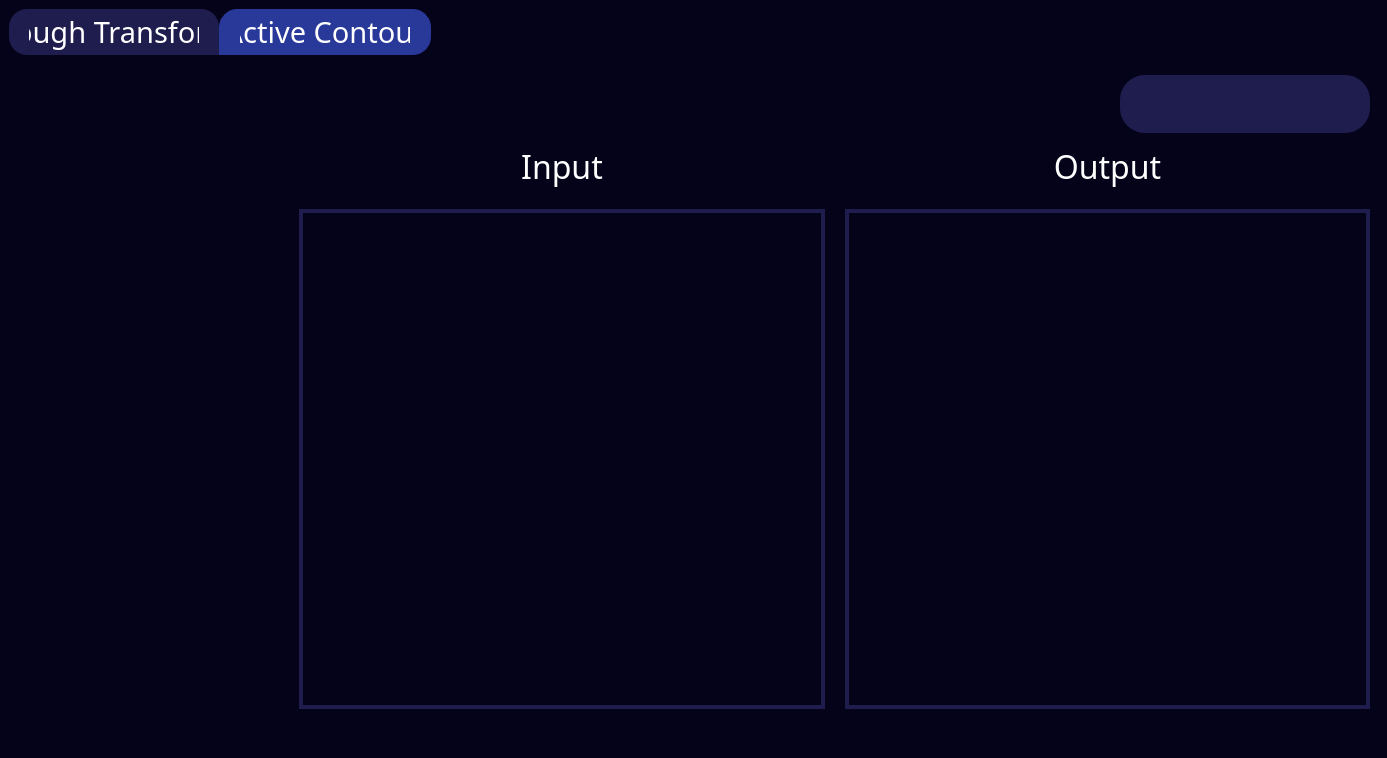
Above: Mainwindow.ui from CVMangos/Task2 before the change. Below: the same form after it.
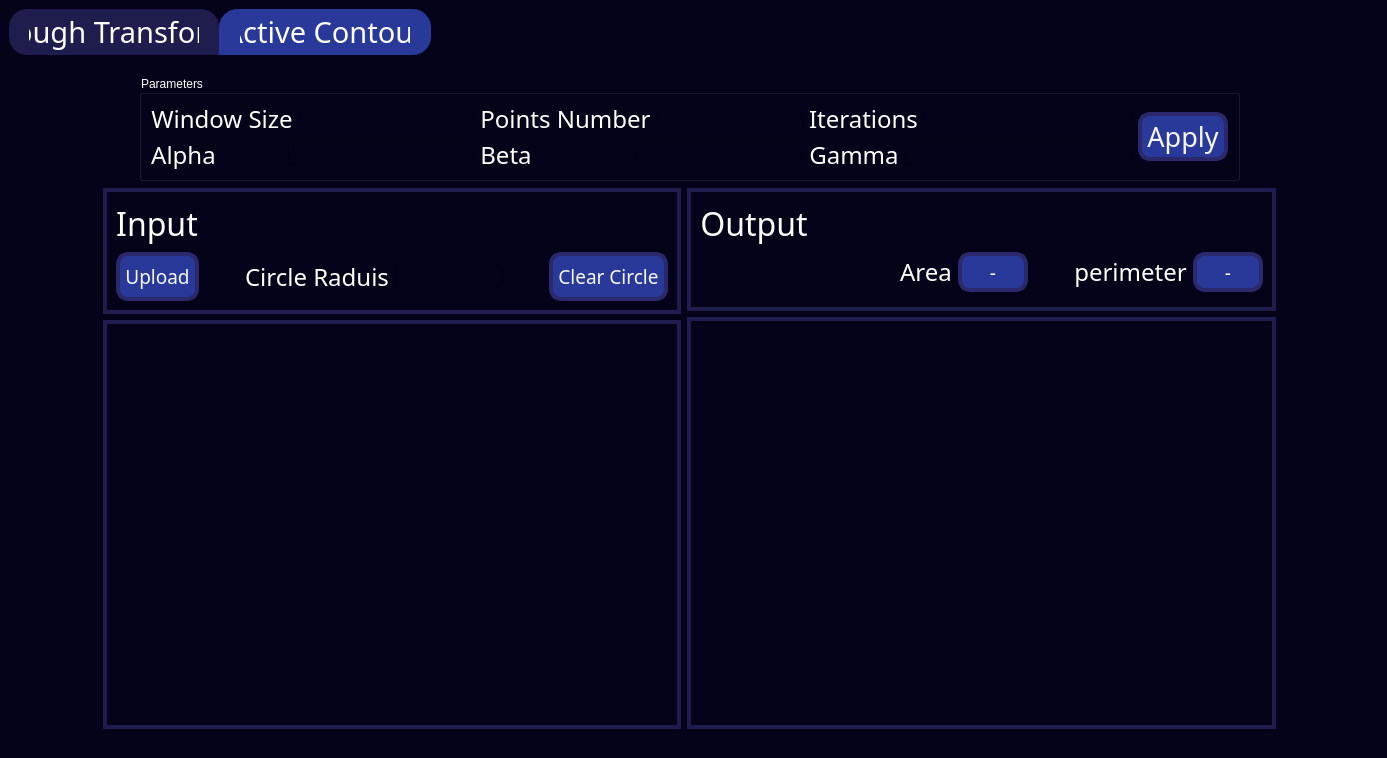
That is the form after the change. The open tabs and pages were chosen to show the change. Icons and pictures are not drawn.

Commit message: add snack contour tab

The edit to the form file:
```diff
--- a/Mainwindow.ui
+++ b/Mainwindow.ui
@@ -1222,60 +1222,361 @@
        <attribute name="title">
         <string>Active Contour</string>
        </attribute>
-       <widget class="QWidget" name="layoutWidget_2">
+       <widget class="QWidget" name="">
         <property name="geometry">
          <rect>
-          <x>280</x>
-          <y>10</y>
-          <width>1091</width>
-          <height>654</height>
+          <x>10</x>
+          <y>20</y>
+          <width>1341</width>
+          <height>106</height>
          </rect>
         </property>
-        <layout class="QVBoxLayout" name="verticalLayout_9">
-         <property name="leftMargin">
-          <number>10</number>
-         </property>
-         <property name="topMargin">
-          <number>10</number>
-         </property>
-         <property name="rightMargin">
-          <number>10</number>
-         </property>
-         <property name="bottomMargin">
-          <number>10</number>
-         </property>
+        <layout class="QHBoxLayout" name="horizontalLayout_15" stretch="0,0,0">
          <item>
-          <layout class="QHBoxLayout" name="horizontalLayout_9">
+          <spacer name="horizontalSpacer_6">
+           <property name="orientation">
+            <enum>Qt::Horizontal</enum>
+           </property>
+           <property name="sizeType">
+            <enum>QSizePolicy::Maximum</enum>
+           </property>
+           <property name="sizeHint" stdset="0">
+            <size>
+             <width>120</width>
+             <height>17</height>
+            </size>
+           </property>
+          </spacer>
+         </item>
+         <item>
+          <widget class="QGroupBox" name="groupBox">
+           <property name="title">
+            <string>Parameters</string>
+           </property>
+           <layout class="QGridLayout" name="gridLayout_7">
+            <item row="0" column="0">
+             <layout class="QHBoxLayout" name="horizontalLayout_16">
+              <item>
+               <widget class="QLabel" name="inputLabel_4">
+                <property name="font">
+                 <font>
+                  <family>Impact</family>
+                  <pointsize>18</pointsize>
+                  <bold>false</bold>
+                 </font>
+                </property>
+                <property name="styleSheet">
+                 <string notr="true">QLabel{
+	color: white;
+	border:none;
+}</string>
+                </property>
+                <property name="text">
+                 <string>Window Size</string>
+                </property>
+                <property name="alignment">
+                 <set>Qt::AlignCenter</set>
+                </property>
+               </widget>
+              </item>
+              <item>
+               <widget class="QLineEdit" name="lineEdit_2"/>
+              </item>
+             </layout>
+            </item>
+            <item row="0" column="1">
+             <layout class="QHBoxLayout" name="horizontalLayout_17">
+              <item>
+               <widget class="QLabel" name="inputLabel_7">
+                <property name="font">
+                 <font>
+                  <family>Impact</family>
+                  <pointsize>18</pointsize>
+                  <bold>false</bold>
+                 </font>
+                </property>
+                <property name="styleSheet">
+                 <string notr="true">QLabel{
+	color: white;
+	border:none;
+}</string>
+                </property>
+                <property name="text">
+                 <string>Points Number</string>
+                </property>
+                <property name="alignment">
+                 <set>Qt::AlignCenter</set>
+                </property>
+               </widget>
+              </item>
+              <item>
+               <widget class="QLineEdit" name="lineEdit_3"/>
+              </item>
+             </layout>
+            </item>
+            <item row="0" column="2">
+             <layout class="QHBoxLayout" name="horizontalLayout_18">
+              <item>
+               <widget class="QLabel" name="inputLabel_8">
+                <property name="font">
+                 <font>
+                  <family>Impact</family>
+                  <pointsize>18</pointsize>
+                  <bold>false</bold>
+                 </font>
+                </property>
+                <property name="styleSheet">
+                 <string notr="true">QLabel{
+	color: white;
+	border:none;
+}</string>
+                </property>
+                <property name="text">
+                 <string>Iterations</string>
+                </property>
+                <property name="alignment">
+                 <set>Qt::AlignCenter</set>
+                </property>
+               </widget>
+              </item>
+              <item>
+               <widget class="QLineEdit" name="lineEdit_4"/>
+              </item>
+             </layout>
+            </item>
+            <item row="0" column="3" rowspan="2">
+             <widget class="QPushButton" name="medianFilter_3">
+              <property name="minimumSize">
+               <size>
+                <width>0</width>
+                <height>0</height>
+               </size>
+              </property>
+              <property name="maximumSize">
+               <size>
+                <width>16777215</width>
+                <height>16777215</height>
+               </size>
+              </property>
+              <property name="font">
+               <font>
+                <family>Impact</family>
+                <pointsize>20</pointsize>
+                <bold>false</bold>
+               </font>
+              </property>
+              <property name="layoutDirection">
+               <enum>Qt::LeftToRight</enum>
+              </property>
+              <property name="autoFillBackground">
+               <bool>false</bool>
+              </property>
+              <property name="styleSheet">
+               <string notr="true">QPushButton{
+appearance: button;
+backface-visibility: hidden;
+background-color: #283999;
+border-radius: 12px;
+border: 4px solid rgb(43, 40, 108);
+box-shadow: rgba(50, 50, 93, .1) 0 0 0 1px inset,rgba(50, 50, 93, .1) 0 2px 5px 0,rgba(0, 0, 0, .07) 0 1px 1px 0;
+	color: rgb(247, 247, 247);
+cursor: pointer;
+font-size: 100%;
+height: 35px;
+padding: 3px 5px;
+position: relative;
+text-align: center;
+}
+QPushButton:hover{
+background-color: #3348c1;
+}
+QPushButton:pressed{
+background-color: #1c2973;
+}</string>
+              </property>
+              <property name="text">
+               <string>Apply</string>
+              </property>
+              <property name="autoDefault">
+               <bool>false</bool>
+              </property>
+             </widget>
+            </item>
+            <item row="1" column="0">
+             <layout class="QHBoxLayout" name="horizontalLayout_22">
+              <item>
+               <widget class="QLabel" name="inputLabel_12">
+                <property name="font">
+                 <font>
+                  <family>Impact</family>
+                  <pointsize>18</pointsize>
+                  <bold>false</bold>
+                 </font>
+                </property>
+                <property name="styleSheet">
+                 <string notr="true">QLabel{
+	color: white;
+	border:none;
+}</string>
+                </property>
+                <property name="text">
+                 <string>Alpha</string>
+                </property>
+                <property name="alignment">
+                 <set>Qt::AlignCenter</set>
+                </property>
+               </widget>
+              </item>
+              <item>
+               <spacer name="horizontalSpacer_10">
+                <property name="orientation">
+                 <enum>Qt::Horizontal</enum>
+                </property>
+                <property name="sizeType">
+                 <enum>QSizePolicy::Maximum</enum>
+                </property>
+                <property name="sizeHint" stdset="0">
+                 <size>
+                  <width>66</width>
+                  <height>20</height>
+                 </size>
+                </property>
+               </spacer>
+              </item>
+              <item>
+               <widget class="QLineEdit" name="lineEdit_8"/>
+              </item>
+             </layout>
+            </item>
+            <item row="1" column="1">
+             <layout class="QHBoxLayout" name="horizontalLayout_23">
+              <item>
+               <widget class="QLabel" name="inputLabel_13">
+                <property name="font">
+                 <font>
+                  <family>Impact</family>
+                  <pointsize>18</pointsize>
+                  <bold>false</bold>
+                 </font>
+                </property>
+                <property name="styleSheet">
+                 <string notr="true">QLabel{
+	color: white;
+	border:none;
+}</string>
+                </property>
+                <property name="text">
+                 <string>Beta</string>
+                </property>
+                <property name="alignment">
+                 <set>Qt::AlignCenter</set>
+                </property>
+               </widget>
+              </item>
+              <item>
+               <spacer name="horizontalSpacer_11">
+                <property name="orientation">
+                 <enum>Qt::Horizontal</enum>
+                </property>
+                <property name="sizeType">
+                 <enum>QSizePolicy::Maximum</enum>
+                </property>
+                <property name="sizeHint" stdset="0">
+                 <size>
+                  <width>98</width>
+                  <height>20</height>
+                 </size>
+                </property>
+               </spacer>
+              </item>
+              <item>
+               <widget class="QLineEdit" name="lineEdit_9"/>
+              </item>
+             </layout>
+            </item>
+            <item row="1" column="2">
+             <layout class="QHBoxLayout" name="horizontalLayout_21">
+              <item>
+               <widget class="QLabel" name="inputLabel_11">
+                <property name="font">
+                 <font>
+                  <family>Impact</family>
+                  <pointsize>18</pointsize>
+                  <bold>false</bold>
+                 </font>
+                </property>
+                <property name="styleSheet">
+                 <string notr="true">QLabel{
+	color: white;
+	border:none;
+}</string>
+                </property>
+                <property name="text">
+                 <string>Gamma</string>
+                </property>
+                <property name="alignment">
+                 <set>Qt::AlignCenter</set>
+                </property>
+               </widget>
+              </item>
+              <item>
+               <widget class="QLineEdit" name="lineEdit_7"/>
+              </item>
+             </layout>
+            </item>
+           </layout>
+          </widget>
+         </item>
+         <item>
+          <spacer name="horizontalSpacer_7">
+           <property name="orientation">
+            <enum>Qt::Horizontal</enum>
+           </property>
+           <property name="sizeType">
+            <enum>QSizePolicy::Maximum</enum>
+           </property>
+           <property name="sizeHint" stdset="0">
+            <size>
+             <width>120</width>
+             <height>17</height>
+            </size>
+           </property>
+          </spacer>
+         </item>
+        </layout>
+       </widget>
+       <widget class="QWidget" name="">
+        <property name="geometry">
+         <rect>
+          <x>10</x>
+          <y>133</y>
+          <width>1341</width>
+          <height>541</height>
+         </rect>
+        </property>
+        <layout class="QHBoxLayout" name="horizontalLayout_13">
+         <item>
+          <spacer name="horizontalSpacer_4">
+           <property name="orientation">
+            <enum>Qt::Horizontal</enum>
+           </property>
+           <property name="sizeHint" stdset="0">
+            <size>
+             <width>40</width>
+             <height>20</height>
+            </size>
+           </property>
+          </spacer>
+         </item>
+         <item>
+          <layout class="QVBoxLayout" name="verticalLayout_4" stretch="0,2">
            <item>
-            <spacer name="horizontalSpacer_2">
-             <property name="orientation">
-              <enum>Qt::Horizontal</enum>
-             </property>
-             <property name="sizeHint" stdset="0">
-              <size>
-               <width>40</width>
-               <height>20</height>
-              </size>
-             </property>
-            </spacer>
-           </item>
-           <item>
-            <widget class="QFrame" name="frame_12">
-             <property name="minimumSize">
-              <size>
-               <width>250</width>
-               <height>0</height>
-              </size>
-             </property>
-             <property name="maximumSize">
-              <size>
-               <width>400</width>
-               <height>16777215</height>
-              </size>
-             </property>
+            <widget class="QFrame" name="frame_2">
              <property name="styleSheet">
-              <string notr="true">background-color: #1f1c4e;
-border-radius:25px;</string>
+              <string notr="true">QFrame{
+border: 4px solid #1f1c4e;
+border-raduis: 10px;
+}</string>
              </property>
              <property name="frameShape">
               <enum>QFrame::StyledPanel</enum>
@@ -1284,153 +1585,200 @@
               <enum>QFrame::Raised</enum>
              </property>
              <layout class="QGridLayout" name="gridLayout_4">
-              <property name="leftMargin">
-               <number>0</number>
-              </property>
-              <property name="rightMargin">
-               <number>0</number>
-              </property>
-              <property name="verticalSpacing">
-               <number>10</number>
-              </property>
-              <item row="0" column="0">
-               <layout class="QHBoxLayout" name="horizontalLayout_10">
-                <property name="spacing">
-                 <number>5</number>
+              <item row="0" column="0" alignment="Qt::AlignLeft">
+               <widget class="QLabel" name="inputLabel_2">
+                <property name="font">
+                 <font>
+                  <family>Impact</family>
+                  <pointsize>24</pointsize>
+                  <bold>false</bold>
+                 </font>
                 </property>
+                <property name="styleSheet">
+                 <string notr="true">QLabel{
+	color: white;
+	border:none;
+}</string>
+                </property>
+                <property name="text">
+                 <string>Input</string>
+                </property>
+                <property name="alignment">
+                 <set>Qt::AlignCenter</set>
+                </property>
+               </widget>
+              </item>
+              <item row="1" column="0">
+               <layout class="QHBoxLayout" name="horizontalLayout_9">
                 <item>
                  <widget class="QPushButton" name="importButton_2">
                   <property name="minimumSize">
                    <size>
-                    <width>60</width>
-                    <height>40</height>
+                    <width>0</width>
+                    <height>0</height>
                    </size>
                   </property>
                   <property name="maximumSize">
                    <size>
-                    <width>50</width>
-                    <height>70</height>
+                    <width>16777215</width>
+                    <height>16777215</height>
                    </size>
                   </property>
-                  <property name="toolTip">
-                   <string>Upload File</string>
+                  <property name="font">
+                   <font>
+                    <family>Impact</family>
+                    <pointsize>14</pointsize>
+                    <bold>false</bold>
+                   </font>
+                  </property>
+                  <property name="layoutDirection">
+                   <enum>Qt::LeftToRight</enum>
+                  </property>
+                  <property name="autoFillBackground">
+                   <bool>false</bool>
                   </property>
                   <property name="styleSheet">
-                   <string notr="true">QPushButton {
-    appearance: button;
-    background: rgba(74, 74, 74, 0);
-    border-radius: 12px;
-	
-	image: url(icons/upload-square-svgrepo-com.png);
-	icon-size: 40px; /* Set the desired icon size */
+                   <string notr="true">QPushButton{
+appearance: button;
+backface-visibility: hidden;
+background-color: #283999;
+border-radius: 12px;
+border: 4px solid rgb(43, 40, 108);
+box-shadow: rgba(50, 50, 93, .1) 0 0 0 1px inset,rgba(50, 50, 93, .1) 0 2px 5px 0,rgba(0, 0, 0, .07) 0 1px 1px 0;
+	color: rgb(247, 247, 247);
+cursor: pointer;
+font-size: 100%;
+height: 35px;
+padding: 3px 5px;
+position: relative;
+text-align: center;
 }
-
-QPushButton:hover {
-    background-color: rgb(255, 255, 255);
-	image: url(icons/upload-square-svgrepo-com (1).png);
-	icon-size: 40px; /* Set the desired icon size */
+QPushButton:hover{
+background-color: #3348c1;
 }
 QPushButton:pressed {
     background-color: #A0A0A0; /* Set the desired color when the button is pressed */
 }</string>
                   </property>
                   <property name="text">
-                   <string/>
+                   <string>Upload</string>
+                  </property>
+                  <property name="autoDefault">
+                   <bool>false</bool>
                   </property>
                  </widget>
                 </item>
+                <item>
+                 <spacer name="horizontalSpacer_2">
+                  <property name="orientation">
+                   <enum>Qt::Horizontal</enum>
+                  </property>
+                  <property name="sizeHint" stdset="0">
+                   <size>
+                    <width>40</width>
+                    <height>20</height>
+                   </size>
+                  </property>
+                 </spacer>
+                </item>
+                <item>
+                 <layout class="QHBoxLayout" name="horizontalLayout_6">
+                  <item>
+                   <widget class="QLabel" name="inputLabel_3">
+                    <property name="font">
+                     <font>
+                      <family>Impact</family>
+                      <pointsize>18</pointsize>
+                      <bold>false</bold>
+                     </font>
+                    </property>
+                    <property name="styleSheet">
+                     <string notr="true">QLabel{
+	color: white;
+	border:none;
+}</string>
+                    </property>
+                    <property name="text">
+                     <string>Circle Raduis</string>
+                    </property>
+                    <property name="alignment">
+                     <set>Qt::AlignCenter</set>
+                    </property>
+                   </widget>
+                  </item>
+                  <item>
+                   <widget class="QLineEdit" name="lineEdit"/>
+                  </item>
+                 </layout>
+                </item>
+                <item>
+                 <spacer name="horizontalSpacer_9">
+                  <property name="orientation">
+                   <enum>Qt::Horizontal</enum>
+                  </property>
+                  <property name="sizeHint" stdset="0">
+                   <size>
+                    <width>40</width>
+                    <height>20</height>
+                   </size>
+                  </property>
+                 </spacer>
+                </item>
                 <item>
                  <widget class="QPushButton" name="resetButton_2">
                   <property name="minimumSize">
                    <size>
-                    <width>60</width>
-                    <height>40</height>
+                    <width>0</width>
+                    <height>0</height>
                    </size>
                   </property>
                   <property name="maximumSize">
                    <size>
-                    <width>50</width>
-                    <height>70</height>
+                    <width>16777215</width>
+                    <height>16777215</height>
                    </size>
                   </property>
-                  <property name="toolTip">
-                   <string>&lt;html&gt;&lt;head/&gt;&lt;body&gt;&lt;p&gt;Reset&lt;/p&gt;&lt;/body&gt;&lt;/html&gt;</string>
+                  <property name="font">
+                   <font>
+                    <family>Impact</family>
+                    <pointsize>14</pointsize>
+                    <bold>false</bold>
+                   </font>
                   </property>
-                  <property name="styleSheet">
-                   <string notr="true">QPushButton {
-    appearance: button;
-    background: rgba(74, 74, 74, 0);
-    border-radius: 20px;
-	
-	image: url(icons/reset-svgrepo-com.png);
-	icon-size: 40px; /* Set the desired icon size */
-}
-
-QPushButton:hover {
-    background-color: rgb(255, 255, 255);
-	image: url(icons/reset-svgrepo-com (1).png);
-	icon-size: 40px; /* Set the desired icon size */
-}
-QPushButton:pressed {
-    background-color: #A0A0A0; /* Set the desired color when the button is pressed */
-}</string>
+                  <property name="layoutDirection">
+                   <enum>Qt::LeftToRight</enum>
                   </property>
-                  <property name="text">
-                   <string/>
+                  <property name="autoFillBackground">
+                   <bool>false</bool>
                   </property>
-                  <property name="iconSize">
-                   <size>
-                    <width>40</width>
-                    <height>40</height>
-                   </size>
-                  </property>
-                 </widget>
-                </item>
-                <item>
-                 <widget class="QPushButton" name="clearButton_2">
-                  <property name="minimumSize">
-                   <size>
-                    <width>60</width>
-                    <height>40</height>
-                   </size>
-                  </property>
-                  <property name="maximumSize">
-                   <size>
-                    <width>50</width>
-                    <height>70</height>
-                   </size>
-                  </property>
-                  <property name="toolTip">
-                   <string>&lt;html&gt;&lt;head/&gt;&lt;body&gt;&lt;p&gt;Clear&lt;/p&gt;&lt;/body&gt;&lt;/html&gt;</string>
-                  </property>
                   <property name="styleSheet">
-                   <string notr="true">QPushButton {
-    appearance: button;
-    background: rgba(74, 74, 74, 0);
-    border-radius: 20px;
-	
-	image: url(icons/clear-circle-svgrepo-com.png);
-	icon-size: 40px; /* Set the desired icon size */
+                   <string notr="true">QPushButton{
+appearance: button;
+backface-visibility: hidden;
+background-color: #283999;
+border-radius: 12px;
+border: 4px solid rgb(43, 40, 108);
+box-shadow: rgba(50, 50, 93, .1) 0 0 0 1px inset,rgba(50, 50, 93, .1) 0 2px 5px 0,rgba(0, 0, 0, .07) 0 1px 1px 0;
+	color: rgb(247, 247, 247);
+cursor: pointer;
+font-size: 100%;
+height: 35px;
+padding: 3px 5px;
+position: relative;
+text-align: center;
 }
-
-QPushButton:hover {
-    background-color: rgb(255, 255, 255);
-	
-	image: url(icons/clear-circle-svgrepo-com (1).png);
-	icon-size: 40px; /* Set the desired icon size */
+QPushButton:hover{
+background-color: #3348c1;
 }
 QPushButton:pressed {
     background-color: #A0A0A0; /* Set the desired color when the button is pressed */
 }</string>
                   </property>
                   <property name="text">
-                   <string/>
+                   <string>Clear Circle</string>
                   </property>
-                  <property name="iconSize">
-                   <size>
-                    <width>40</width>
-                    <height>40</height>
-                   </size>
+                  <property name="autoDefault">
+                   <bool>false</bool>
                   </property>
                  </widget>
                 </item>
@@ -1439,87 +1787,275 @@
              </layout>
             </widget>
            </item>
-          </layout>
-         </item>
-         <item>
-          <layout class="QHBoxLayout" name="horizontalLayout_6">
-           <property name="spacing">
-            <number>20</number>
-           </property>
-           <property name="topMargin">
-            <number>5</number>
-           </property>
            <item>
-            <layout class="QVBoxLayout" name="verticalLayout_13" stretch="0,4">
-             <item>
-              <widget class="QLabel" name="inputLabel_2">
-               <property name="font">
-                <font>
-                 <family>Impact</family>
-                 <pointsize>24</pointsize>
-                 <bold>false</bold>
-                </font>
-               </property>
-               <property name="styleSheet">
-                <string notr="true">QLabel{
-	color: white;
-	border:none;
-}</string>
-               </property>
-               <property name="text">
-                <string>Input</string>
-               </property>
-               <property name="alignment">
-                <set>Qt::AlignCenter</set>
-               </property>
-              </widget>
-             </item>
-             <item>
-              <widget class="QWidget" name="input2" native="true">
-               <property name="styleSheet">
-                <string notr="true">	border: 4px solid #1f1c4e;
+            <widget class="QWidget" name="input2" native="true">
+             <property name="styleSheet">
+              <string notr="true">	border: 4px solid #1f1c4e;
 </string>
-               </property>
-              </widget>
-             </item>
-            </layout>
+             </property>
+            </widget>
            </item>
+          </layout>
+         </item>
+         <item>
+          <layout class="QVBoxLayout" name="verticalLayout_9" stretch="0,2">
            <item>
-            <layout class="QVBoxLayout" name="verticalLayout_14" stretch="0,4">
-             <item>
-              <widget class="QLabel" name="outputLabel_2">
-               <property name="font">
-                <font>
-                 <family>Impact</family>
-                 <pointsize>24</pointsize>
-                 <bold>false</bold>
-                </font>
-               </property>
-               <property name="styleSheet">
-                <string notr="true">QLabel{
+            <widget class="QFrame" name="frame_3">
+             <property name="styleSheet">
+              <string notr="true">QFrame{
+border: 4px solid #1f1c4e;
+border-raduis: 10px;
+}</string>
+             </property>
+             <property name="frameShape">
+              <enum>QFrame::StyledPanel</enum>
+             </property>
+             <property name="frameShadow">
+              <enum>QFrame::Raised</enum>
+             </property>
+             <layout class="QGridLayout" name="gridLayout_6">
+              <property name="bottomMargin">
+               <number>15</number>
+              </property>
+              <item row="1" column="0">
+               <layout class="QHBoxLayout" name="horizontalLayout_10">
+                <item>
+                 <layout class="QHBoxLayout" name="horizontalLayout_11">
+                  <item>
+                   <spacer name="horizontalSpacer_3">
+                    <property name="orientation">
+                     <enum>Qt::Horizontal</enum>
+                    </property>
+                    <property name="sizeType">
+                     <enum>QSizePolicy::Maximum</enum>
+                    </property>
+                    <property name="sizeHint" stdset="0">
+                     <size>
+                      <width>200</width>
+                      <height>20</height>
+                     </size>
+                    </property>
+                   </spacer>
+                  </item>
+                  <item>
+                   <widget class="QLabel" name="inputLabel_5">
+                    <property name="font">
+                     <font>
+                      <family>Impact</family>
+                      <pointsize>18</pointsize>
+                      <bold>false</bold>
+                     </font>
+                    </property>
+                    <property name="styleSheet">
+                     <string notr="true">QLabel{
 	color: white;
 	border:none;
 }</string>
-               </property>
-               <property name="text">
-                <string>Output</string>
-               </property>
-               <property name="alignment">
-                <set>Qt::AlignCenter</set>
-               </property>
-              </widget>
-             </item>
-             <item>
-              <widget class="QWidget" name="output2" native="true">
-               <property name="styleSheet">
-                <string notr="true">	border: 4px solid #1f1c4e;</string>
-               </property>
-              </widget>
-             </item>
-            </layout>
+                    </property>
+                    <property name="text">
+                     <string>Area</string>
+                    </property>
+                    <property name="alignment">
+                     <set>Qt::AlignCenter</set>
+                    </property>
+                   </widget>
+                  </item>
+                  <item>
+                   <widget class="QLabel" name="slider0_val_2">
+                    <property name="minimumSize">
+                     <size>
+                      <width>70</width>
+                      <height>0</height>
+                     </size>
+                    </property>
+                    <property name="maximumSize">
+                     <size>
+                      <width>70</width>
+                      <height>40</height>
+                     </size>
+                    </property>
+                    <property name="font">
+                     <font>
+                      <family>Impact</family>
+                      <pointsize>14</pointsize>
+                     </font>
+                    </property>
+                    <property name="styleSheet">
+                     <string notr="true">QLabel {
+background-color: rgb(40, 57, 153);
+border-radius: 12px;
+border: 4px solid rgb(43, 40, 108);
+padding: 6px 0;
+color: #fff;
+}</string>
+                    </property>
+                    <property name="frameShape">
+                     <enum>QFrame::NoFrame</enum>
+                    </property>
+                    <property name="frameShadow">
+                     <enum>QFrame::Plain</enum>
+                    </property>
+                    <property name="lineWidth">
+                     <number>5</number>
+                    </property>
+                    <property name="midLineWidth">
+                     <number>5</number>
+                    </property>
+                    <property name="text">
+                     <string>-</string>
+                    </property>
+                    <property name="textFormat">
+                     <enum>Qt::AutoText</enum>
+                    </property>
+                    <property name="alignment">
+                     <set>Qt::AlignCenter</set>
+                    </property>
+                   </widget>
+                  </item>
+                 </layout>
+                </item>
+                <item>
+                 <spacer name="horizontalSpacer_8">
+                  <property name="orientation">
+                   <enum>Qt::Horizontal</enum>
+                  </property>
+                  <property name="sizeHint" stdset="0">
+                   <size>
+                    <width>40</width>
+                    <height>20</height>
+                   </size>
+                  </property>
+                 </spacer>
+                </item>
+                <item>
+                 <layout class="QHBoxLayout" name="horizontalLayout_12">
+                  <item>
+                   <widget class="QLabel" name="inputLabel_6">
+                    <property name="font">
+                     <font>
+                      <family>Impact</family>
+                      <pointsize>18</pointsize>
+                      <bold>false</bold>
+                     </font>
+                    </property>
+                    <property name="styleSheet">
+                     <string notr="true">QLabel{
+	color: white;
+	border:none;
+}</string>
+                    </property>
+                    <property name="text">
+                     <string>perimeter</string>
+                    </property>
+                    <property name="alignment">
+                     <set>Qt::AlignCenter</set>
+                    </property>
+                   </widget>
+                  </item>
+                  <item>
+                   <widget class="QLabel" name="slider0_val_3">
+                    <property name="minimumSize">
+                     <size>
+                      <width>70</width>
+                      <height>0</height>
+                     </size>
+                    </property>
+                    <property name="maximumSize">
+                     <size>
+                      <width>70</width>
+                      <height>40</height>
+                     </size>
+                    </property>
+                    <property name="font">
+                     <font>
+                      <family>Impact</family>
+                      <pointsize>14</pointsize>
+                     </font>
+                    </property>
+                    <property name="styleSheet">
+                     <string notr="true">QLabel {
+background-color: rgb(40, 57, 153);
+border-radius: 12px;
+border: 4px solid rgb(43, 40, 108);
+padding: 5px 0;
+color: #fff;
+}</string>
+                    </property>
+                    <property name="frameShape">
+                     <enum>QFrame::NoFrame</enum>
+                    </property>
+                    <property name="frameShadow">
+                     <enum>QFrame::Plain</enum>
+                    </property>
+                    <property name="lineWidth">
+                     <number>5</number>
+                    </property>
+                    <property name="midLineWidth">
+                     <number>5</number>
+                    </property>
+                    <property name="text">
+                     <string>-</string>
+                    </property>
+                    <property name="textFormat">
+                     <enum>Qt::AutoText</enum>
+                    </property>
+                    <property name="alignment">
+                     <set>Qt::AlignCenter</set>
+                    </property>
+                   </widget>
+                  </item>
+                 </layout>
+                </item>
+               </layout>
+              </item>
+              <item row="0" column="0" alignment="Qt::AlignLeft">
+               <widget class="QLabel" name="outputLabel_2">
+                <property name="font">
+                 <font>
+                  <family>Impact</family>
+                  <pointsize>24</pointsize>
+                  <bold>false</bold>
+                 </font>
+                </property>
+                <property name="styleSheet">
+                 <string notr="true">QLabel{
+	color: white;
+	border:none;
+}</string>
+                </property>
+                <property name="text">
+                 <string>Output</string>
+                </property>
+                <property name="alignment">
+                 <set>Qt::AlignCenter</set>
+                </property>
+               </widget>
+              </item>
+             </layout>
+            </widget>
            </item>
+           <item>
+            <widget class="QWidget" name="output2" native="true">
+             <property name="styleSheet">
+              <string notr="true">	border: 4px solid #1f1c4e;</string>
+             </property>
+            </widget>
+           </item>
           </layout>
          </item>
+         <item>
+          <spacer name="horizontalSpacer_5">
+           <property name="orientation">
+            <enum>Qt::Horizontal</enum>
+           </property>
+           <property name="sizeHint" stdset="0">
+            <size>
+             <width>40</width>
+             <height>20</height>
+            </size>
+           </property>
+          </spacer>
+         </item>
         </layout>
        </widget>
       </widget>
```
Left out of the diff: 16 changed lines with no effect on the pictures. The commit also changes 1 other file.
